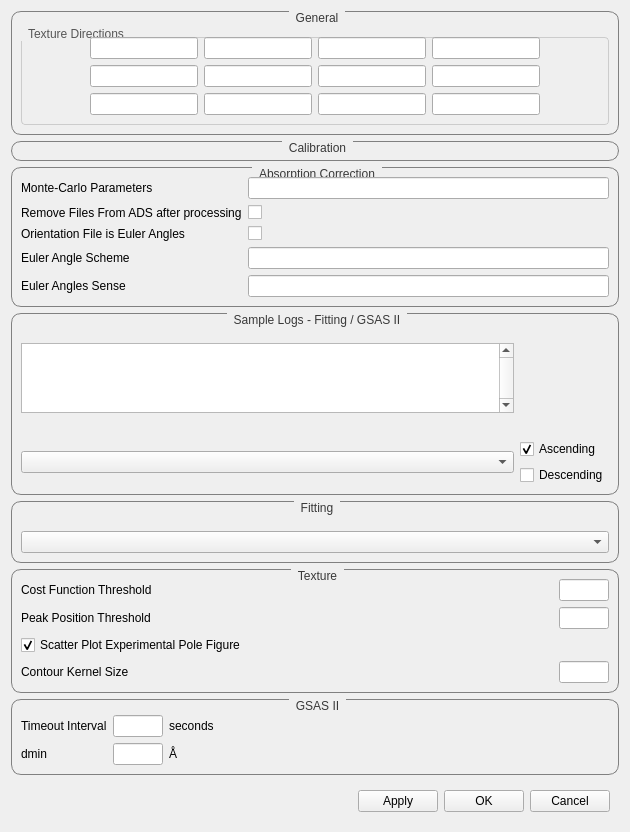
The window that qt/python/mantidqtinterfaces/mantidqtinterfaces/Engineering/gui/engineering_diffraction/settings/settings_widget.ui (mantidproject/mantid) describes before a commit, drawn with Qt 5.
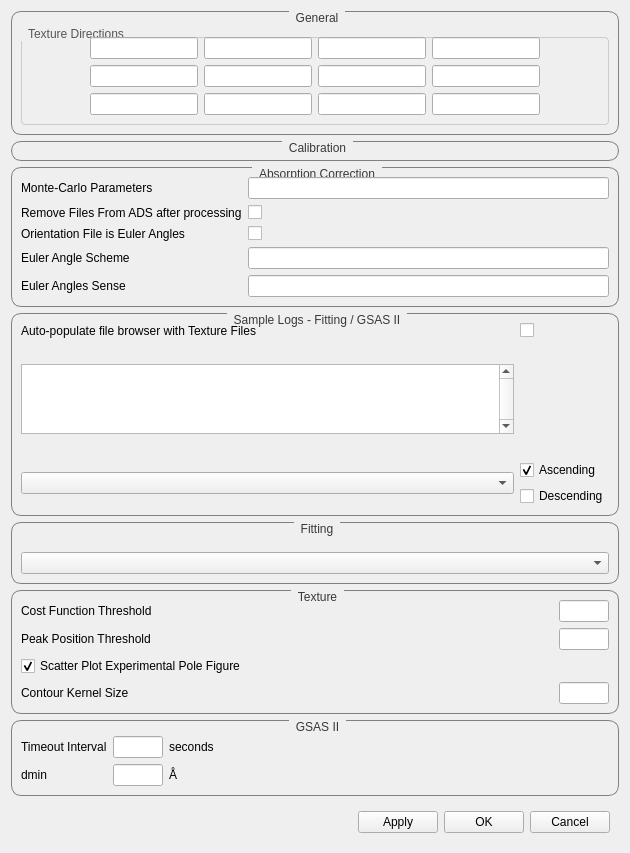
The same window after the commit. Custom widgets are drawn as their Qt base class.

Commit message: update auto populate for fit and focus

The edit to the form file:
```diff
--- a/qt/python/mantidqtinterfaces/mantidqtinterfaces/Engineering/gui/engineering_diffraction/settings/settings_widget.ui
+++ b/qt/python/mantidqtinterfaces/mantidqtinterfaces/Engineering/gui/engineering_diffraction/settings/settings_widget.ui
@@ -380,23 +380,33 @@
       <string>Sample Logs - Fitting / GSAS II</string>
      </property>
      <layout class="QGridLayout" name="gridLayout_3">
-      <item row="0" column="0">
-       <widget class="QLabel" name="log_list_label"/>
+         <item row="0" column="0">
+         <widget class="QLabel" name="label_10">
+          <property name="text">
+           <string>Auto-populate file browser with Texture Files</string>
+          </property>
+         </widget>
+      </item>
+      <item row="0" column="1">
+       <widget class="QCheckBox" name="textureAutoPopulate"/>
       </item>
       <item row="1" column="0">
+       <widget class="QLabel" name="log_list_label"/>
+      </item>
+      <item row="2" column="0">
        <widget class="QListWidget" name="log_list">
         <property name="verticalScrollBarPolicy">
          <enum>Qt::ScrollBarAlwaysOn</enum>
         </property>
        </widget>
       </item>
-      <item row="2" column="0">
-       <widget class="QLabel" name="primary_log_label"/>
-      </item>
       <item row="3" column="0">
+       <widget class="QLabel" name="primary_log_label"/>
+      </item>
+      <item row="4" column="0">
        <widget class="QComboBox" name="primary_log"/>
       </item>
-      <item row="3" column="1">
+      <item row="4" column="1">
        <layout class="QVBoxLayout" name="SeqFitOrder_layout">
         <item>
          <widget class="QCheckBox" name="check_ascending">
```
The commit also changes 12 other files.
